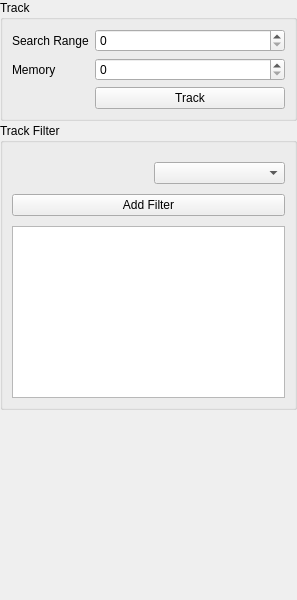
The window that src/napari_intensity_step_detection/ui/tracking_widget.ui (zeroth/napari-intensity-step-detection) describes before a commit, drawn with Qt 5.
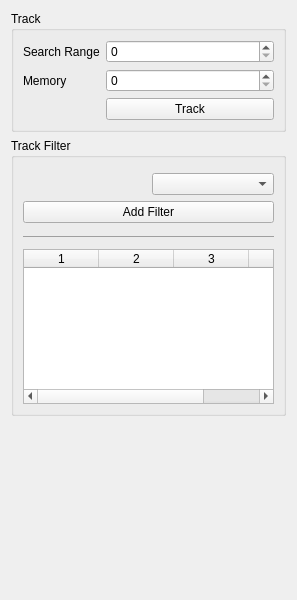
The same window after the commit. Custom widgets are drawn as their Qt base class.

Commit message: filterList widget is not filterTable widget

Patch:
```diff
--- a/src/napari_intensity_step_detection/ui/tracking_widget.ui
+++ b/src/napari_intensity_step_detection/ui/tracking_widget.ui
@@ -13,22 +13,7 @@
   <property name="windowTitle">
    <string>Widget</string>
   </property>
-  <layout class="QVBoxLayout" name="verticalLayout_5">
-   <property name="spacing">
-    <number>2</number>
-   </property>
-   <property name="leftMargin">
-    <number>0</number>
-   </property>
-   <property name="topMargin">
-    <number>0</number>
-   </property>
-   <property name="rightMargin">
-    <number>0</number>
-   </property>
-   <property name="bottomMargin">
-    <number>0</number>
-   </property>
+  <layout class="QVBoxLayout" name="verticalLayout_4">
    <item>
     <widget class="QGroupBox" name="grTrack">
      <property name="title">
@@ -80,11 +65,6 @@
      <property name="title">
       <string>Track Filter</string>
      </property>
-     <layout class="QVBoxLayout" name="verticalLayout_4">
-      <property name="spacing">
-       <number>10</number>
-      </property>
-      <item>
        <layout class="QVBoxLayout" name="verticalLayout_2">
         <item>
          <widget class="HistogramWidget" name="flHistogram" native="true">
@@ -124,9 +104,34 @@
          </layout>
         </item>
         <item>
-         <widget class="QListWidget" name="filterList"/>
-        </item>
-       </layout>
+       <widget class="QLabel" name="label_4">
+        <property name="frameShape">
+         <enum>QFrame::NoFrame</enum>
+        </property>
+        <property name="text">
+         <string>&lt;hr/&gt;</string>
+        </property>
+        <property name="textFormat">
+         <enum>Qt::RichText</enum>
+        </property>
+       </widget>
+      </item>
+      <item>
+       <widget class="QTableWidget" name="filterTable">
+        <property name="columnCount">
+         <number>4</number>
+        </property>
+        <attribute name="horizontalHeaderMinimumSectionSize">
+         <number>10</number>
+        </attribute>
+        <attribute name="horizontalHeaderDefaultSectionSize">
+         <number>75</number>
+        </attribute>
+        <column/>
+        <column/>
+        <column/>
+        <column/>
+       </widget>
       </item>
      </layout>
     </widget>
```
Lines whose indentation alone changed are shown as unchanged. The commit also changes 2 other files.
